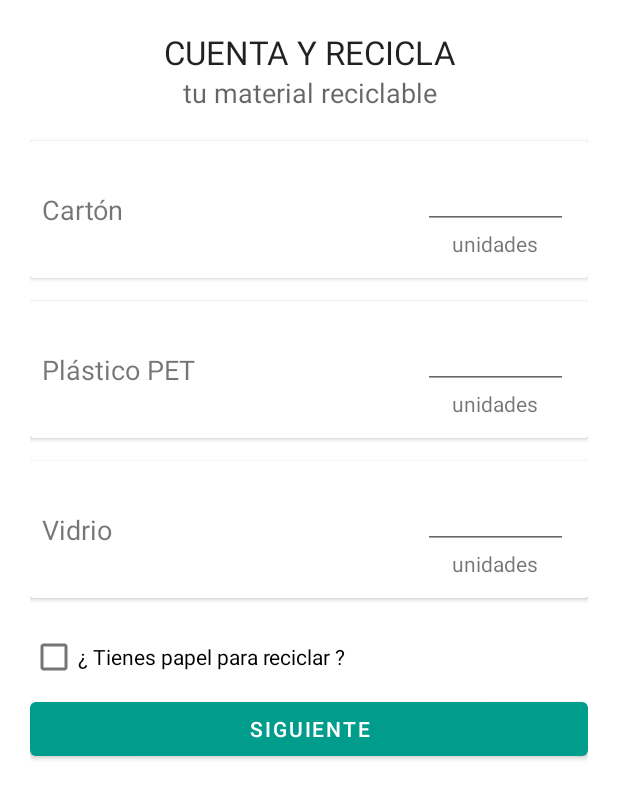
After one commit to devRobots/reciclapp, an Android app: the Reciclar1Fragment screen opened through its navigation route, on a phone screen of 412 x 824 dp. The commit adds this screen. Shown: the top 799 px of the screen. Run offline under Robolectric (Android 15) with nearby library versions, the phone set to English and light mode, and no system bars.

Commit message:
Pantalla Reciclar1 creado
Pantalla Reciclar1 creada

```diff
--- /dev/null
+++ b/app/src/main/java/co/edu/uniquindio/reciclapp/Reciclar1Fragment.kt
@@ -0,0 +1,59 @@
+package co.edu.uniquindio.reciclapp
+
+import android.os.Bundle
+import androidx.fragment.app.Fragment
+import android.view.LayoutInflater
+import android.view.View
+import android.view.ViewGroup
+
+// TODO: Rename parameter arguments, choose names that match
+// the fragment initialization parameters, e.g. ARG_ITEM_NUMBER
+private const val ARG_PARAM1 = "param1"
+private const val ARG_PARAM2 = "param2"
+
+/**
+ * A simple [Fragment] subclass.
+ * Use the [Reciclar1Fragment.newInstance] factory method to
+ * create an instance of this fragment.
+ */
+class Reciclar1Fragment : Fragment() {
+    // TODO: Rename and change types of parameters
+    private var param1: String? = null
+    private var param2: String? = null
+
+    override fun onCreate(savedInstanceState: Bundle?) {
+        super.onCreate(savedInstanceState)
+        arguments?.let {
+            param1 = it.getString(ARG_PARAM1)
+            param2 = it.getString(ARG_PARAM2)
+        }
+    }
+
+    override fun onCreateView(
+        inflater: LayoutInflater, container: ViewGroup?,
+        savedInstanceState: Bundle?
+    ): View? {
+        // Inflate the layout for this fragment
+        return inflater.inflate(R.layout.fragment_reciclar1, container, false)
+    }
+
+    companion object {
+        /**
+         * Use this factory method to create a new instance of
+         * this fragment using the provided parameters.
+         *
+         * @param param1 Parameter 1.
+         * @param param2 Parameter 2.
+         * @return A new instance of fragment Reciclar1Fragment.
+         */
+        // TODO: Rename and change types and number of parameters
+        @JvmStatic
+        fun newInstance(param1: String, param2: String) =
+            Reciclar1Fragment().apply {
+                arguments = Bundle().apply {
+                    putString(ARG_PARAM1, param1)
+                    putString(ARG_PARAM2, param2)
+                }
+            }
+    }
+}
--- /dev/null
+++ b/app/src/main/res/layout/fragment_reciclar1.xml
@@ -0,0 +1,196 @@
+<?xml version="1.0" encoding="utf-8"?>
+<LinearLayout xmlns:android="http://schemas.android.com/apk/res/android"
+    xmlns:app="http://schemas.android.com/apk/res-auto"
+    xmlns:tools="http://schemas.android.com/tools"
+    android:layout_width="match_parent"
+    android:layout_height="match_parent"
+    android:orientation="vertical"
+    android:padding="20dp"
+    tools:context=".Reciclar1Fragment">
+
+    <TextView
+        android:id="@+id/textView"
+        android:layout_width="match_parent"
+        android:layout_height="wrap_content"
+        android:gravity="bottom|center_horizontal"
+        android:text="@string/fragment_reciclar1_titulo"
+        android:textAppearance="@style/TextAppearance.AppCompat.Large"
+        android:verticalScrollbarPosition="defaultPosition" />
+
+    <TextView
+        android:id="@+id/textView2"
+        android:layout_width="match_parent"
+        android:layout_height="wrap_content"
+        android:layout_marginBottom="20dp"
+        android:gravity="center_horizontal|top"
+        android:text="@string/fragment_reciclar1_subtitulo"
+        android:textAlignment="center"
+        android:textAppearance="@style/TextAppearance.AppCompat.Medium" />
+
+    <androidx.cardview.widget.CardView
+        android:layout_width="match_parent"
+        android:layout_height="wrap_content"
+        android:layout_marginBottom="15dp">
+
+        <LinearLayout
+            android:layout_width="match_parent"
+            android:layout_height="match_parent"
+            android:orientation="horizontal"
+            android:padding="8dp"
+            android:weightSum="10">
+
+            <TextView
+                android:layout_width="0dp"
+                android:layout_height="match_parent"
+                android:layout_weight="4"
+                android:gravity="left|center_vertical"
+                android:text="@string/fragment_reciclar1_carton"
+                android:textSize="18sp" />
+
+            <ImageView
+                android:layout_width="0dp"
+                android:layout_height="match_parent"
+                android:layout_weight="3"
+                android:src="@android:drawable/stat_notify_chat" />
+
+            <LinearLayout
+                android:layout_width="0dp"
+                android:layout_height="match_parent"
+                android:layout_weight="3"
+                android:orientation="vertical"
+                android:padding="5dp">
+
+                <EditText
+                    android:id="@+id/txtReciclar1UnidadCarton"
+                    android:layout_width="match_parent"
+                    android:layout_height="wrap_content"
+                    android:autofillHints=""
+                    android:ems="10"
+                    android:gravity="center"
+                    android:inputType="number" />
+
+                <TextView
+                    android:layout_width="match_parent"
+                    android:layout_height="wrap_content"
+                    android:gravity="center_horizontal|top"
+                    android:text="@string/fragment_reciclar1_unidades" />
+            </LinearLayout>
+        </LinearLayout>
+    </androidx.cardview.widget.CardView>
+
+    <androidx.cardview.widget.CardView
+        android:layout_width="match_parent"
+        android:layout_height="wrap_content"
+        android:layout_marginBottom="15dp">
+
+        <LinearLayout
+            android:layout_width="match_parent"
+            android:layout_height="match_parent"
+            android:orientation="horizontal"
+            android:padding="8dp"
+            android:weightSum="10">
+
+            <TextView
+                android:layout_width="0dp"
+                android:layout_height="match_parent"
+                android:layout_weight="4"
+                android:gravity="left|center_vertical"
+                android:text="@string/fragment_reciclar1_plastico_pet"
+                android:textSize="18sp" />
+
+            <ImageView
+                android:layout_width="0dp"
+                android:layout_height="match_parent"
+                android:layout_weight="3"
+                android:src="@android:drawable/stat_notify_chat" />
+
+            <LinearLayout
+                android:layout_width="0dp"
+                android:layout_height="match_parent"
+                android:layout_weight="3"
+                android:orientation="vertical"
+                android:padding="5dp">
+
+                <EditText
+                    android:id="@+id/txtReciclar1UnidadPlastico"
+                    android:layout_width="match_parent"
+                    android:layout_height="wrap_content"
+                    android:autofillHints=""
+                    android:ems="10"
+                    android:gravity="center"
+                    android:inputType="number" />
+
+                <TextView
+                    android:layout_width="match_parent"
+                    android:layout_height="wrap_content"
+                    android:gravity="center_horizontal|top"
+                    android:text="@string/fragment_reciclar1_unidades" />
+            </LinearLayout>
+        </LinearLayout>
+    </androidx.cardview.widget.CardView>
+
+    <androidx.cardview.widget.CardView
+        android:layout_width="match_parent"
+        android:layout_height="wrap_content"
+        android:layout_marginBottom="15dp">
+
+        <LinearLayout
+            android:layout_width="match_parent"
+            android:layout_height="match_parent"
+            android:orientation="horizontal"
+            android:padding="8dp"
+            android:weightSum="10">
+
+            <TextView
+                android:layout_width="0dp"
+                android:layout_height="match_parent"
+                android:layout_weight="4"
+                android:gravity="left|center_vertical"
+                android:text="@string/fragment_reciclar1_vidrio"
+                android:textSize="18sp" />
+
+            <ImageView
+                android:layout_width="0dp"
+                android:layout_height="match_parent"
+                android:layout_weight="3"
+                android:src="@android:drawable/stat_notify_chat" />
+
+            <LinearLayout
+                android:layout_width="0dp"
+                android:layout_height="match_parent"
+                android:layout_weight="3"
+                android:orientation="vertical"
+                android:padding="5dp">
+
+                <EditText
+                    android:id="@+id/txtReciclar1UnidadVidrio"
+                    android:layout_width="match_parent"
+                    android:layout_height="wrap_content"
+                    android:autofillHints=""
+                    android:ems="10"
+                    android:gravity="center"
+                    android:inputType="number" />
+
+                <TextView
+                    android:layout_width="match_parent"
+                    android:layout_height="wrap_content"
+                    android:gravity="center_horizontal|top"
+                    android:text="@string/fragment_reciclar1_unidades" />
+            </LinearLayout>
+        </LinearLayout>
+    </androidx.cardview.widget.CardView>
+
+    <CheckBox
+        android:id="@+id/checkBoxReciclar1"
+        android:layout_width="match_parent"
+        android:layout_height="wrap_content"
+        android:text="@string/fragment_reciclar1_checkboxText" />
+
+    <Button
+        android:id="@+id/btnReciclar1Siguiente"
+        android:layout_width="match_parent"
+        android:layout_height="wrap_content"
+        android:layout_gravity="bottom|end"
+        android:text="@string/fragment_reciclar1_siguiente" />
+
+</LinearLayout>
--- a/app/src/main/res/navigation/main_nav.xml
+++ b/app/src/main/res/navigation/main_nav.xml
@@ -45,5 +45,10 @@
 		android:name="co.edu.uniquindio.reciclapp.HomeFragment"
 		android:label="fragment_home"
 		tools:layout="@layout/fragment_home" />
+	<fragment
+		android:id="@+id/reciclar1Fragment"
+		android:name="co.edu.uniquindio.reciclapp.Reciclar1Fragment"
+		android:label="fragment_reciclar1"
+		tools:layout="@layout/fragment_reciclar1" />
 
 </navigation>
--- a/app/src/main/res/values/strings.xml
+++ b/app/src/main/res/values/strings.xml
@@ -19,4 +19,12 @@
     <string name="fragment_registro_correo">Correo Electronico</string>
     <string name="fragment_registro_direccion">Direccion</string>
     <string name="fragment_registro_registrar">Registrar</string>
+    <string name="fragment_reciclar1_titulo">CUENTA Y RECICLA</string>
+    <string name="fragment_reciclar1_subtitulo">tu material reciclable</string>
+    <string name="fragment_reciclar1_checkboxText">¿ Tienes papel para reciclar ?</string>
+    <string name="fragment_reciclar1_siguiente">Siguiente</string>
+    <string name="fragment_reciclar1_unidades">unidades</string>
+    <string name="fragment_reciclar1_carton">Cartón</string>
+    <string name="fragment_reciclar1_vidrio">Vidrio</string>
+    <string name="fragment_reciclar1_plastico_pet">Plástico PET</string>
 </resources>
```
Also changed, not shown: 1 other file.
